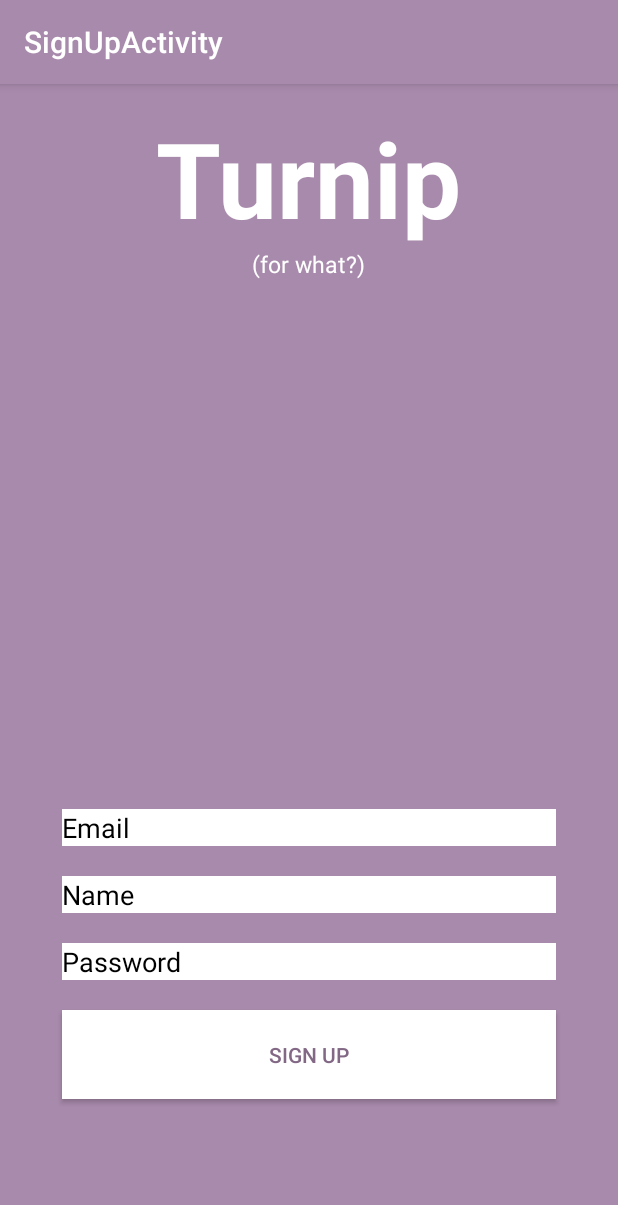
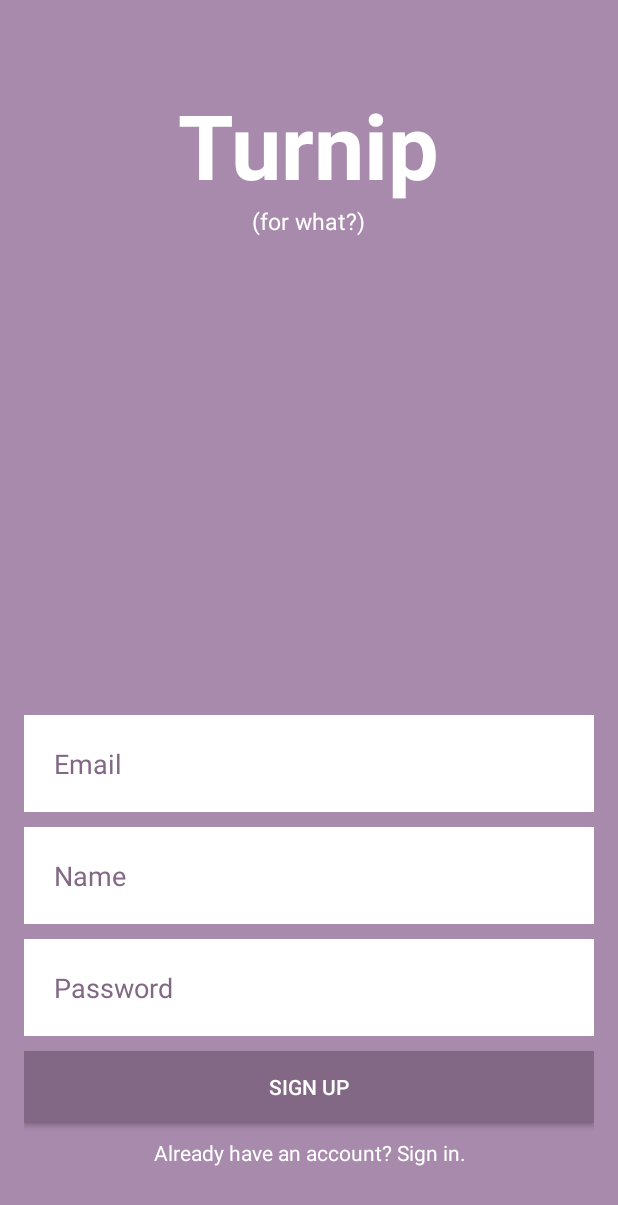
Before and after one commit to TurnipForWhat/Turnip-Android, an Android app: the SignUpActivity screen opened directly, with no data from a screen before it, on a phone screen of 412 x 824 dp. Shown: the top 1205 px of the screen. Run offline under Robolectric (Android 15) with nearby library versions, the light colour scheme and no system bars.

Commit message:
Prettify signin and make text links work

```diff
--- a/app/src/main/java/turnip/turnip/LogInActivity.java
+++ b/app/src/main/java/turnip/turnip/LogInActivity.java
@@ -10,6 +10,7 @@ import android.support.v7.app.AppCompatActivity;
 import android.view.View;
 import android.widget.Button;
 import android.widget.EditText;
+import android.widget.TextView;
 
 public class LogInActivity extends AppCompatActivity {
 
@@ -17,6 +18,8 @@ public class LogInActivity extends AppCompatActivity {
     protected void onCreate(Bundle savedInstanceState) {
         super.onCreate(savedInstanceState);
         setContentView(R.layout.activity_log_in);
+
+        final Context context = this;
 
         Button button = (Button) findViewById(R.id.logInButton);
 
@@ -32,6 +35,16 @@ public class LogInActivity extends AppCompatActivity {
                 String password = txtPassword.getText().toString();
 
                 logIn(email, password);
+            }
+        });
+
+        TextView signup = (TextView) findViewById(R.id.sign_up);
+        assert signup != null;
+        signup.setOnClickListener(new View.OnClickListener() {
+            public void onClick(View v) {
+                Intent intent = new Intent(context, SignUpActivity.class);
+                startActivity(intent);
+                finish();
             }
         });
     }
--- a/app/src/main/java/turnip/turnip/SignUpActivity.java
+++ b/app/src/main/java/turnip/turnip/SignUpActivity.java
@@ -1,6 +1,7 @@
 package turnip.turnip;
 
 import android.app.Activity;
+import android.content.Context;
 import android.content.Intent;
 import android.os.AsyncTask;
 import android.os.Bundle;
@@ -20,10 +21,11 @@ public class SignUpActivity extends AppCompatActivity {
     protected void onCreate(Bundle savedInstanceState) {
         super.onCreate(savedInstanceState);
         setContentView(R.layout.activity_sign_up);
-        Toolbar toolbar = (Toolbar) findViewById(R.id.toolbar);
-        setSupportActionBar(toolbar);
+
+        final Context context = this;
 
         Button signUp = (Button) findViewById(R.id.signUpButton);
+        assert signUp != null;
         signUp.setOnClickListener(new View.OnClickListener() {
             @Override
             public void onClick(View v) {
@@ -36,6 +38,16 @@ public class SignUpActivity extends AppCompatActivity {
                 String password = txtPassword.getText().toString();
 
                 signUp(name, email, password);
+            }
+        });
+
+        TextView signIn = (TextView) findViewById(R.id.sign_in);
+        assert signIn != null;
+        signIn.setOnClickListener(new View.OnClickListener() {
+            public void onClick(View v) {
+                Intent intent = new Intent(context, LogInActivity.class);
+                startActivity(intent);
+                finish();
             }
         });
 
--- a/app/src/main/res/layout/activity_sign_up.xml
+++ b/app/src/main/res/layout/activity_sign_up.xml
@@ -1,6 +1,5 @@
 <?xml version="1.0" encoding="utf-8"?>
 <android.support.design.widget.CoordinatorLayout xmlns:android="http://schemas.android.com/apk/res/android"
-    xmlns:app="http://schemas.android.com/apk/res-auto"
     xmlns:tools="http://schemas.android.com/tools"
     android:layout_width="match_parent"
     android:layout_height="match_parent"
@@ -12,17 +11,8 @@
         android:layout_height="wrap_content"
         android:theme="@style/AppTheme.AppBarOverlay">
 
-        <android.support.v7.widget.Toolbar
-            android:id="@+id/toolbar"
-            android:layout_width="match_parent"
-            android:layout_height="?attr/actionBarSize"
-            android:background="?attr/colorPrimary"
-            app:popupTheme="@style/AppTheme.PopupOverlay" />
-
     </android.support.design.widget.AppBarLayout>
 
     <include layout="@layout/content_sign_up" />
 
-
-
 </android.support.design.widget.CoordinatorLayout>
--- a/app/src/main/res/layout/content_log_in.xml
+++ b/app/src/main/res/layout/content_log_in.xml
@@ -35,7 +35,7 @@
         android:layout_width="match_parent"
         android:layout_height="wrap_content"
         android:text="@string/noAccountSignUp"
-        android:id="@+id/textView3"
+        android:id="@+id/sign_up"
         android:textColor="@color/white"
         android:layout_alignParentBottom="true"
         android:layout_centerHorizontal="true"
@@ -77,7 +77,7 @@
         android:layout_height="wrap_content"
         android:text="@string/logIn"
         android:id="@+id/logInButton"
-        android:layout_above="@+id/textView3"
+        android:layout_above="@+id/sign_up"
         android:layout_centerHorizontal="true"
         android:layout_marginBottom="10dp"
         android:background="@color/turnipDarkPurple" />
--- a/app/src/main/res/layout/content_sign_up.xml
+++ b/app/src/main/res/layout/content_sign_up.xml
@@ -19,9 +19,9 @@
         android:text="@string/turnipName"
         android:id="@+id/textView4"
         android:textColor="#FFFFFF"
-        android:textSize="70sp"
+        android:textSize="60sp"
         android:textStyle="bold"
-        android:layout_marginTop="0dp"
+        android:layout_marginTop="40dp"
         android:layout_alignParentTop="true"
         android:layout_centerHorizontal="true" />
 
@@ -33,62 +33,69 @@
         android:textColor="@color/white"
         android:layout_below="@+id/textView4"
         android:layout_centerHorizontal="true"
-        android:layout_marginTop="0dp"
         android:textSize="15sp" />
 
     <EditText
         android:layout_width="match_parent"
         android:layout_height="wrap_content"
+        android:inputType="textEmailAddress"
+        android:ems="10"
         android:id="@+id/txtEmail"
         android:background="@color/white"
         android:hint="@string/email"
         android:layout_above="@+id/txtName"
-        android:textColorHint="#000000"
-        android:layout_marginBottom="20dp"
-        android:layout_marginLeft="25dp"
-        android:layout_marginRight="25dp"
-        android:autoText="false"
-        android:textColor="#000000" />
+        android:layout_marginBottom="10dp"
+        android:textColor="@color/turnipPurple"
+        android:textColorHint="@color/turnipDarkPurple"
+        android:padding="20dp"
+        android:layout_centerHorizontal="true" />
 
     <EditText
         android:layout_width="match_parent"
         android:layout_height="wrap_content"
+        android:inputType="textPersonName"
         android:id="@+id/txtName"
         android:background="@color/white"
         android:hint="@string/name"
         android:layout_above="@+id/txtPassword"
-        android:layout_marginBottom="20dp"
-        android:layout_marginLeft="25dp"
-        android:layout_marginRight="25dp"
-        android:textColor="#000000"
-        android:textColorHint="#000000" />
+        android:layout_marginBottom="10dp"
+        android:textColor="@color/turnipPurple"
+        android:textColorHint="@color/turnipDarkPurple"
+        android:padding="20dp" />
 
     <EditText
         android:layout_width="match_parent"
         android:layout_height="wrap_content"
+        android:inputType="textPassword"
+        android:ems="10"
         android:id="@+id/txtPassword"
         android:background="@color/white"
-        android:inputType="textPassword"
         android:hint="@string/password"
-        android:layout_marginBottom="20dp"
+        android:layout_marginBottom="10dp"
+        android:textColor="@color/turnipDarkPurple"
+        android:textColorHint="@color/turnipDarkPurple"
+        android:padding="20dp"
         android:layout_above="@+id/signUpButton"
-        android:layout_alignParentStart="true"
-        android:layout_marginLeft="25dp"
-        android:layout_marginRight="25dp"
-        android:textColor="#000000"
-        android:textColorHint="#000000" />
+        android:layout_alignParentStart="true"/>
 
     <Button
         android:layout_width="match_parent"
         android:layout_height="wrap_content"
         android:text="@string/signUp"
         android:id="@+id/signUpButton"
-        android:background="@color/white"
-        android:textColor="#826885"
-        android:padding="20dp"
-        android:layout_marginBottom="75dp"
+        android:layout_above="@+id/sign_in"
+        android:background="@color/turnipDarkPurple"
+        android:layout_centerHorizontal="true"
+        android:layout_marginBottom="10dp"/>
+
+    <TextView
+        android:layout_width="match_parent"
+        android:layout_height="wrap_content"
+        android:text="Already have an account? Sign in."
+        android:id="@+id/sign_in"
+        android:textColor="@color/white"
         android:layout_alignParentBottom="true"
-        android:layout_alignParentStart="true"
-        android:layout_marginLeft="25dp"
-        android:layout_marginRight="25dp" />
+        android:layout_centerHorizontal="true"
+        android:layout_marginBottom="30dp"
+        android:textAlignment="center" />
 </RelativeLayout>
```
Also changed, not shown: 3 other files.
